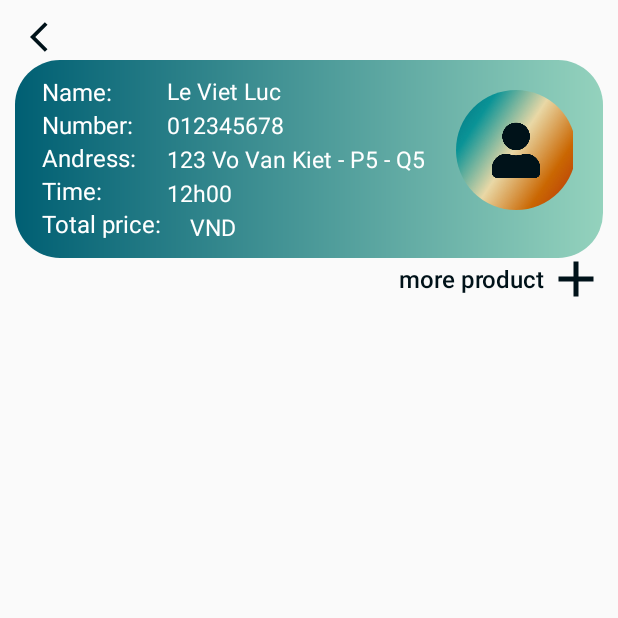
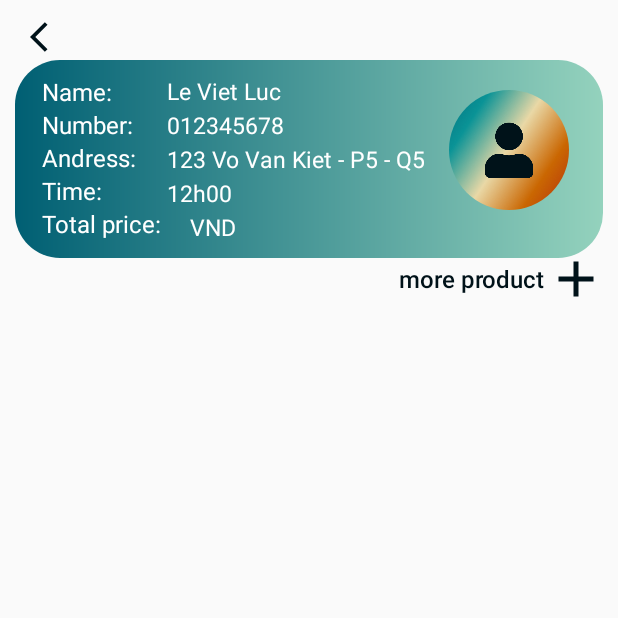
Before and after one commit to Anhduy-git/Hanbai, an Android app: the OrderInfoTodayActivity screen opened directly, with no data from a screen before it, on a phone screen of 412 x 824 dp, the top half of it. Run offline under Robolectric (Android 15) with nearby library versions, the phone set to English and light mode, and no system bars; our stand-ins replace CircleImageView.

Commit message:
22/02/2022

```diff
--- a/AndroidApp/app/src/main/res/layout/activity_order_info_today.xml
+++ b/AndroidApp/app/src/main/res/layout/activity_order_info_today.xml
@@ -189,7 +189,7 @@
                     android:layout_width="80dp"
                     android:layout_height="80dp"
                     android:layout_marginTop="10dp"
-                    android:layout_marginStart="10dp"
+                    android:layout_marginStart="5dp"
                     android:src="@drawable/ava_client_default">
 
                 </de.hdodenhof.circleimageview.CircleImageView>
--- a/AndroidApp/app/src/main/res/layout/activity_order_info_upcoming.xml
+++ b/AndroidApp/app/src/main/res/layout/activity_order_info_upcoming.xml
@@ -193,7 +193,7 @@
                     android:layout_width="80dp"
                     android:layout_height="80dp"
                     android:layout_marginTop="10dp"
-                    android:layout_marginStart="10dp"
+                    android:layout_marginStart="5dp"
                     android:src="@drawable/ava_client_default">
 
                 </de.hdodenhof.circleimageview.CircleImageView>
```
